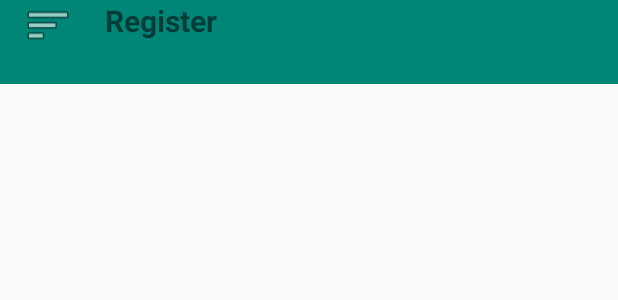
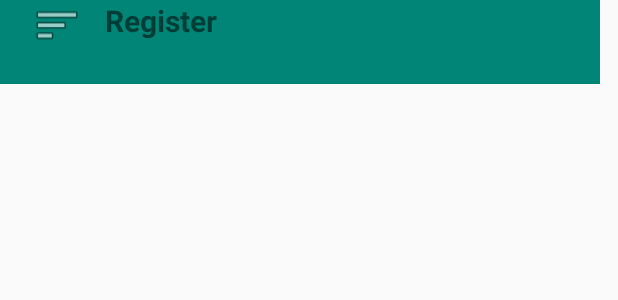
Before and after one commit to gadeelanikhil/Teacher_Companion, an Android app: the layout activity_register.xml on its own in the app's theme, with its tools: preview values and no code run, on a phone screen of 412 x 824 dp. Shown: the top 300 px of the screen. Run offline under Robolectric (Android 15) with nearby library versions, the phone set to English and light mode, and no system bars.

Commit message:
many changes Register view is completed! minor updates needed to finish

```diff
--- a/app/src/main/java/teratroopers/teachercompanion/ClassList.java
+++ b/app/src/main/java/teratroopers/teachercompanion/ClassList.java
@@ -24,7 +24,6 @@ import android.widget.Toast;
 public class ClassList extends AppCompatActivity implements View.OnClickListener {
 
     mydbhelper mydb;
-
     Button b1;
     LinearLayout linearLayout;
     int i;
@@ -43,11 +42,8 @@ public class ClassList extends AppCompatActivity implements View.OnClickListener
 
     public void createCards(){
         LinearLayout.LayoutParams lp1 = new LinearLayout.LayoutParams(LinearLayout.LayoutParams.MATCH_PARENT,150);
-        LinearLayout.LayoutParams lp2 = new LinearLayout.LayoutParams(LinearLayout.LayoutParams.MATCH_PARENT, 5);
         lp1.setMargins(20, 20, 20, 10); //ltrd
         final Cursor res=mydb.getalldata();
-        final Handler handler = new Handler();
-
         while (res.moveToNext()) {
             i=0;
             cname=res.getString(0);
@@ -88,7 +84,6 @@ public class ClassList extends AppCompatActivity implements View.OnClickListener
 
     public void onClick(View v) {
         String str=v.getTag().toString();
-        //Toast.makeText(getActivity(),str+" clicked",Toast.LENGTH_SHORT).show();
         Intent intent=new Intent("teratroopers.teachercompanion.TakeAttendence");
         intent.putExtra("name",str);
         startActivity(intent);
--- a/app/src/main/res/layout/activity_register.xml
+++ b/app/src/main/res/layout/activity_register.xml
@@ -1,81 +1,82 @@
 <?xml version="1.0" encoding="utf-8"?>
-<ScrollView xmlns:app="http://schemas.android.com/apk/res-auto"
-    android:layout_width="match_parent"
-    android:layout_height="wrap_content"
-    xmlns:android="http://schemas.android.com/apk/res/android">
+
 <android.support.constraint.ConstraintLayout xmlns:android="http://schemas.android.com/apk/res/android"
     xmlns:app="http://schemas.android.com/apk/res-auto"
     xmlns:tools="http://schemas.android.com/tools"
     android:layout_width="match_parent"
     android:layout_height="match_parent"
     tools:context="teratroopers.teachercompanion.Register"
-    tools:layout_editor_absoluteY="25dp"
+    tools:layout_editor_absoluteY="0dp"
     tools:layout_editor_absoluteX="0dp">
 
     <android.support.v7.widget.Toolbar
         android:id="@+id/toolbar6"
-        android:layout_width="0dp"
+        android:layout_width="400dp"
         android:layout_height="wrap_content"
         android:background="?android:attr/colorAccent"
         android:minHeight="?attr/actionBarSize"
         android:theme="?attr/actionBarTheme"
-        app:layout_constraintHorizontal_bias="0.0"
         app:layout_constraintLeft_toLeftOf="parent"
         app:layout_constraintRight_toRightOf="parent"
+        app:layout_constraintHorizontal_bias="0.0"
+        app:layout_constraintBottom_toBottomOf="parent"
         app:layout_constraintTop_toTopOf="parent"
-        app:layout_constraintVertical_bias="0.0"
-        tools:layout_constraintLeft_creator="1"
-        tools:layout_constraintRight_creator="1" />
+        app:layout_constraintVertical_bias="0.0" />
 
     <Button
         android:id="@+id/backpress"
         android:layout_width="32dp"
         android:layout_height="33dp"
-        android:layout_marginLeft="16dp"
-        android:layout_marginStart="16dp"
         android:background="@android:drawable/ic_menu_sort_by_size"
-        app:layout_constraintLeft_toLeftOf="@+id/toolbar6"
-        app:layout_constraintTop_toTopOf="@+id/toolbar6"
-        tools:layout_constraintLeft_creator="1"
-        tools:layout_constraintTop_creator="1" />
+        app:layout_constraintBottom_toBottomOf="parent"
+        app:layout_constraintHorizontal_bias="0.058"
+        app:layout_constraintLeft_toLeftOf="parent"
+        app:layout_constraintRight_toRightOf="parent"
+        app:layout_constraintTop_toTopOf="parent"
+        app:layout_constraintVertical_bias="0.0" />
 
     <TextView
         android:id="@+id/textView11"
         android:layout_width="wrap_content"
         android:layout_height="wrap_content"
-        android:layout_marginLeft="70dp"
-        android:layout_marginStart="70dp"
         android:text="Register"
         android:textSize="20sp"
         android:textStyle="bold"
+        app:layout_constraintTop_toTopOf="parent"
+        app:layout_constraintRight_toRightOf="parent"
         app:layout_constraintLeft_toLeftOf="parent"
-        app:layout_constraintTop_toTopOf="parent"
-        tools:layout_constraintLeft_creator="1" />
+        app:layout_constraintHorizontal_bias="0.207" />
+
+    <ScrollView xmlns:android="http://schemas.android.com/apk/res/android"
+        xmlns:app="http://schemas.android.com/apk/res-auto"
+        xmlns:tools="http://schemas.android.com/tools"
+        android:layout_width="0dp"
+        android:layout_height="wrap_content"
+        app:layout_constraintHorizontal_bias="0.0"
+        app:layout_constraintLeft_toLeftOf="parent"
+        app:layout_constraintRight_toRightOf="parent"
+        tools:layout_constraintTop_creator="1"
+        tools:layout_constraintRight_creator="1"
+        android:layout_marginTop="66dp"
+        tools:layout_constraintLeft_creator="1"
+        app:layout_constraintTop_toTopOf="parent">
 
         <LinearLayout
             android:id="@+id/linearLayout2"
             android:layout_width="match_parent"
-        android:layout_height="match_parent"
-        android:layout_marginBottom="8dp"
-        android:layout_marginEnd="2dp"
-        android:layout_marginStart="2dp"
-        android:layout_marginTop="8dp"
+            android:layout_height="wrap_content"
             android:orientation="vertical"
             android:scrollbarAlwaysDrawVerticalTrack="true"
             android:scrollbars="vertical"
             android:verticalScrollbarPosition="right"
             app:layout_constraintBottom_toBottomOf="parent"
+            app:layout_constraintHorizontal_bias="0.0"
             app:layout_constraintLeft_toLeftOf="parent"
             app:layout_constraintRight_toRightOf="parent"
-        app:layout_constraintTop_toTopOf="parent"
-        app:layout_constraintVertical_bias="1.0"
-        tools:layout_constraintBottom_creator="1"
-        tools:layout_constraintLeft_creator="1"
-        tools:layout_constraintRight_creator="1"
-        tools:layout_constraintTop_creator="1">
+            app:layout_constraintTop_toBottomOf="@+id/toolbar6"
+            app:layout_constraintVertical_bias="1.0">
 
         </LinearLayout>
-
+    </ScrollView>
 
 </android.support.constraint.ConstraintLayout>
-</ScrollView>
```
Also changed, not shown: app/src/main/java/teratroopers/teachercompanion/RegisterForm.java (+71 -14 lines), app/src/main/java/teratroopers/teachercompanion/mydbhelper.java (+13 -0 lines), app/src/main/res/layout/activity_class_list.xml (+6 -7 lines). Lines whose indentation alone changed are shown as unchanged.
